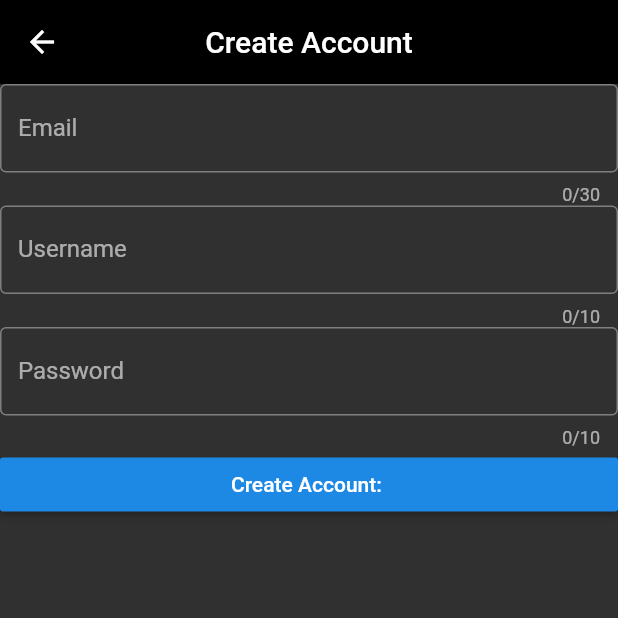
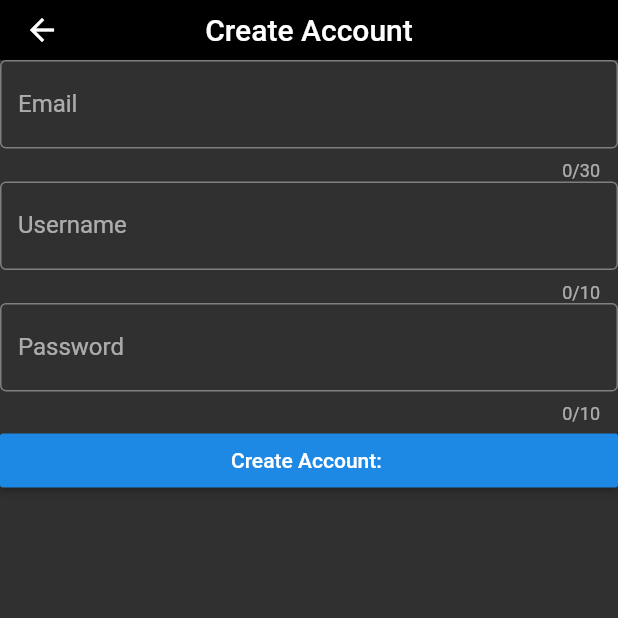
Before and after one commit to CDSoftwaresJA/Halls-flutter-source, a Flutter app: the CreateAccount screen opened directly, on a phone screen of 412 x 824 dp, the top half of it. Run offline on Flutter 3.47's test engine with Material 2 defaults, Android fonts, the light colour scheme and no system bars; our stand-ins replace file_picker, fluttertoast, shared_preferences, sliding_up_panel; missing offline and left inert: audioplayer, flutter_animation_set; accounts and stored records are empty.

```diff
--- a/lib/appbar.dart
+++ b/lib/appbar.dart
@@ -2,12 +2,15 @@ import 'package:flutter/material.dart';
 import 'package:hallsmusic/account.dart';
 
 Widget makeAppBar(String title, bool showBack) {
-  return AppBar(
-    automaticallyImplyLeading: showBack,
-    centerTitle: true,
-    title: Text(title),
-    backgroundColor: Colors.black,
-    elevation: 0.0,
+  return PreferredSize(
+    preferredSize: Size.fromHeight(40),
+    child: AppBar(
+      automaticallyImplyLeading: showBack,
+      centerTitle: true,
+      title: Text(title),
+      backgroundColor: Colors.black,
+      elevation: 0.0,
+    ),
   );
 }
 
--- a/lib/main.dart
+++ b/lib/main.dart
@@ -41,6 +41,7 @@ class _MyStatefulWidgetState extends State<MyStatefulWidget> {
   bool isVisible = false;
   Icon icon = Icon(Icons.pause);
   String songState = "Paused";
+  bool selected = false;
   bool songAnimation = false;
   int _selectedIndex = 0;
   Dialogs dialogs;
@@ -193,7 +194,7 @@ class _MyStatefulWidgetState extends State<MyStatefulWidget> {
         itemCount: songList == null ? 0 : songList.length,
         itemBuilder: (BuildContext context, int index) {
           return ListTile(
-            selected: true,
+            //selected: selected,
             leading: Image.network(
               addStorage(songList[index].picture),
               height: 50,
@@ -205,6 +206,7 @@ class _MyStatefulWidgetState extends State<MyStatefulWidget> {
               showToast(songList[index].description);
             },
             onTap: () {
+              selected = true;
               updateSong(songList[index]);
               songState = 'Playing';
               songAnimation = true;
```
